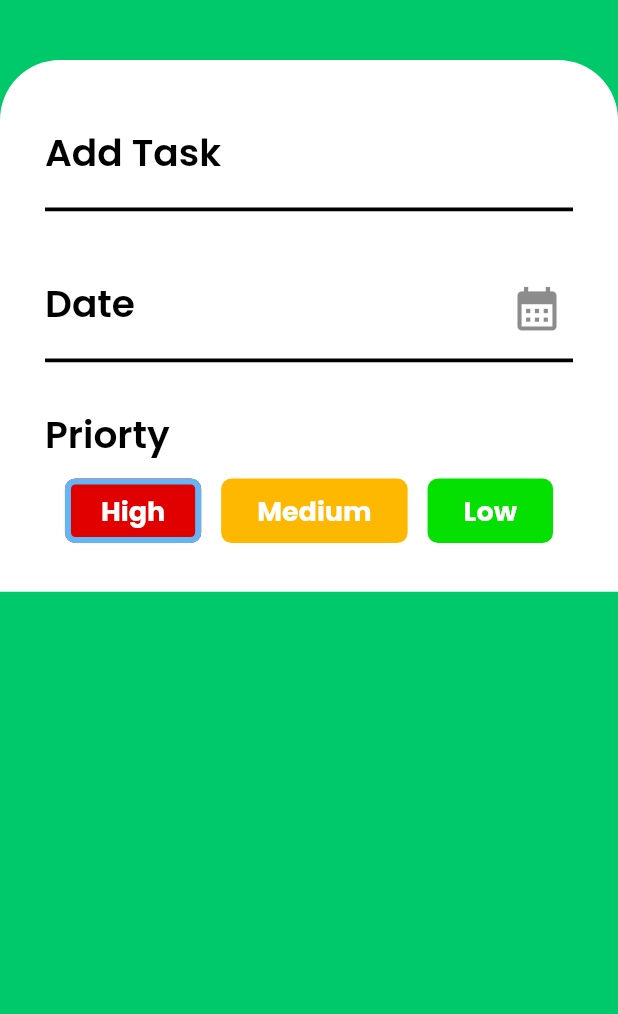
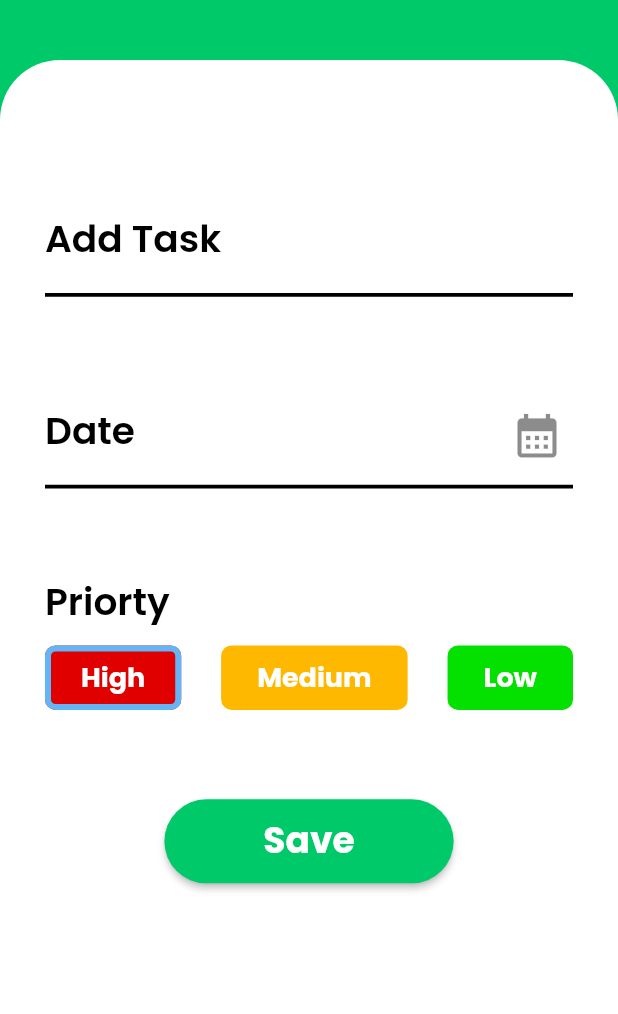
Before and after one commit to RoschelleMR/flutter-todo-app, a Flutter app: the AddPage screen opened directly, on a phone screen of 412 x 824 dp, the part 222-1236 px from its top. Run offline on Flutter 3.47's test engine with Material 2 defaults, Android fonts, the phone set to English and light mode, and no system bars; our stand-ins replace flutter_svg.

Commit message:
Completed front end of add page

```diff
--- a/lib/pages/add_page.dart
+++ b/lib/pages/add_page.dart
@@ -12,7 +12,8 @@ class AddPage extends StatefulWidget {
 
 class _AddPageState extends State<AddPage> {
   final formKey = GlobalKey<FormState>();
-  TextEditingController date = TextEditingController();
+  TextEditingController date_controller = TextEditingController();
+  TextEditingController taskName_controller = TextEditingController();
 
   int selected = 0;
 
@@ -64,7 +65,8 @@ class _AddPageState extends State<AddPage> {
           SizedBox(
             height: 20,
           ),
-          Container(
+          Expanded(
+            child: Container(
               width: double.infinity,
               decoration: BoxDecoration(
                   color: Colors.white,
@@ -76,10 +78,11 @@ class _AddPageState extends State<AddPage> {
                 child: Form(
                   key: formKey,
                   child: Column(
-                  mainAxisAlignment: MainAxisAlignment.start,
+                    mainAxisAlignment: MainAxisAlignment.spaceEvenly,
                     crossAxisAlignment: CrossAxisAlignment.start,
                     children: [
                       TextFormField(
+                        controller: taskName_controller,
                         validator: (value) {
                           if (value == null || value.isEmpty) {
                             return 'Enter Task';
@@ -108,11 +111,11 @@ class _AddPageState extends State<AddPage> {
                           hintText: 'Eg. Learn Flutter',
                         ),
                       ),
-                    SizedBox(
-                      height: 30,
-                    ),
+                      // SizedBox(
+                      //   height: 30,
+                      // ),
                       TextFormField(
-                        controller: date,
+                          controller: date_controller,
                           validator: (value) {
                             if (value == null || value.isEmpty) {
                               return 'Enter Date';
@@ -149,13 +152,17 @@ class _AddPageState extends State<AddPage> {
                                 lastDate: DateTime(3000));
 
                             if (pickedDate != null) {
-                            date.text =
+                              date_controller.text =
                                   DateFormat.yMMMMd('en_US').format(pickedDate);
                             }
                           }),
-                    SizedBox(
-                      height: 30,
-                    ),
+                      // SizedBox(
+                      //   height: 30,
+                      // ),
+                      Column(
+                        mainAxisAlignment: MainAxisAlignment.start,
+                        crossAxisAlignment: CrossAxisAlignment.start,
+                        children: [
                           Text(
                             'Priorty',
                             style: TextStyle(
@@ -168,7 +175,7 @@ class _AddPageState extends State<AddPage> {
                             height: 8,
                           ),
                           Row(
-                      mainAxisAlignment: MainAxisAlignment.spaceEvenly,
+                            mainAxisAlignment: MainAxisAlignment.spaceBetween,
                             crossAxisAlignment: CrossAxisAlignment.center,
                             children: [
                               CustomRadioButton('High', 0, 0xffE00000),
@@ -177,6 +184,40 @@ class _AddPageState extends State<AddPage> {
                             ],
                           ),
                         ],
+                      ),
+                      // for save button
+                      Row(
+                        mainAxisAlignment: MainAxisAlignment.center,
+                        children: [
+                          ElevatedButton(
+                            onPressed: (){},
+                            child: Padding(
+                              padding: const EdgeInsets.only(
+                                top: 10,
+                                bottom: 10,
+                                left: 50,
+                                right: 50,),
+                              child: Text(
+                                'Save',
+                                style: TextStyle(
+                                  fontSize: 24,
+                                  fontWeight: FontWeight.bold,
+                                ),
+                              ),
+                            ),
+                            style: ButtonStyle(
+                              backgroundColor: MaterialStateProperty.all<Color>(Color(0xff00C969)),
+                              shape: MaterialStateProperty.all(
+                                RoundedRectangleBorder(
+                                  borderRadius: BorderRadius.circular(280),
+                                ),
+                              ),
+                            ),
+                          ),
+                        ],
+                      ),
+                    ],
+                  ),
                 ),
               ),
             ),
```
Lines whose indentation alone changed are shown as unchanged.
